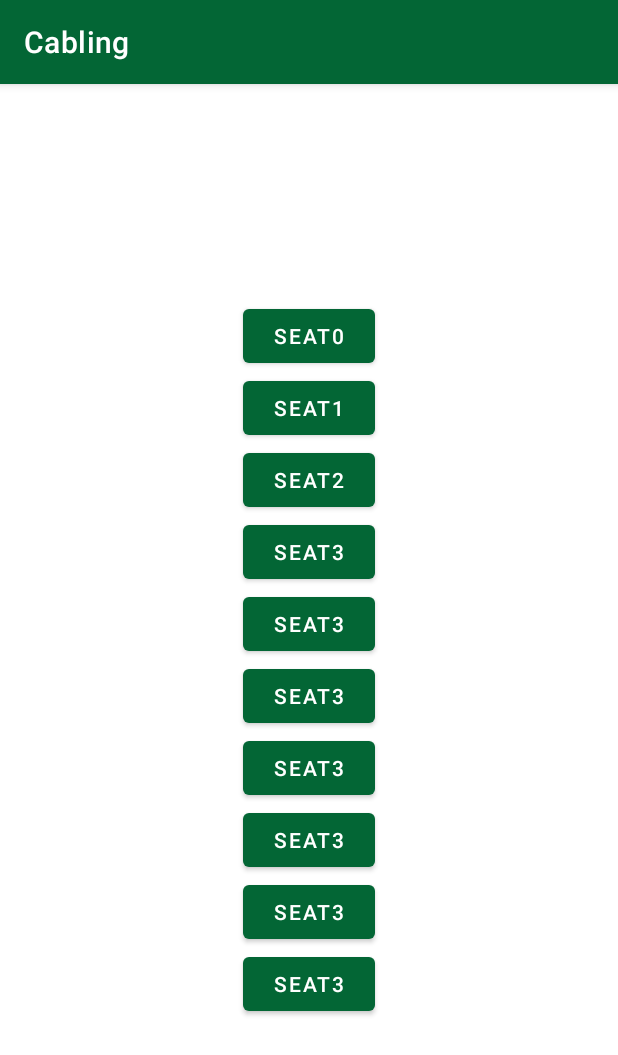
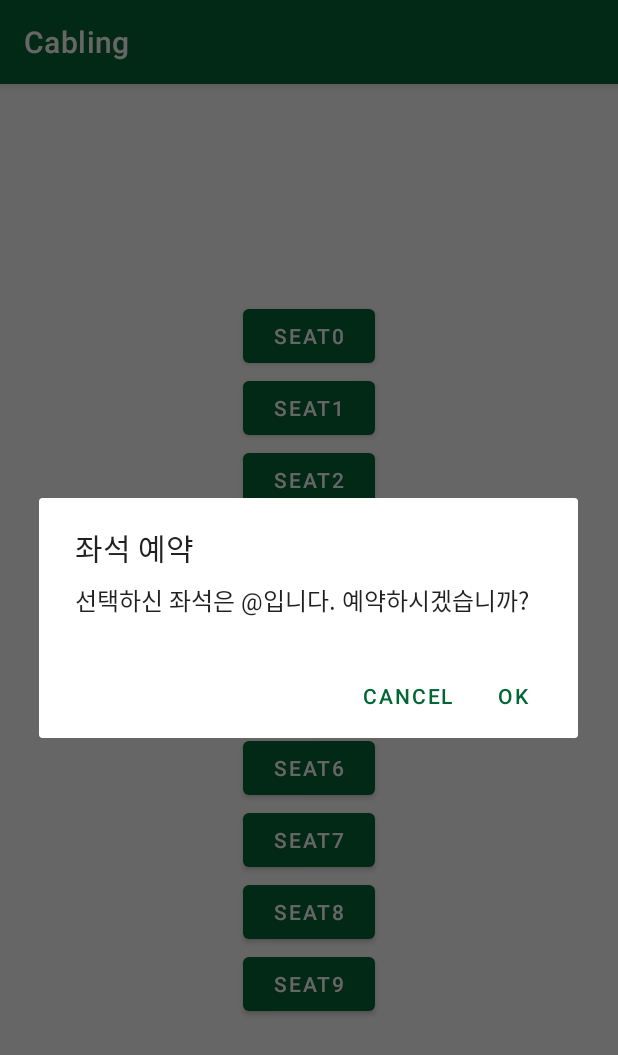
Before and after one commit to LimSoYoung522/Cabling, an Android app: the AppointmentActivity screen opened directly, with no data from a screen before it, after a tap on "SEAT0", on a phone screen of 412 x 824 dp. Shown: the top 1055 px of the screen. Run offline under Robolectric (Android 15) with nearby library versions, the phone set to English and light mode, and no system bars; our stand-ins replace Firebase (no records; nobody signed in at launch, a user with empty details on screens opened directly).

Commit message:
appointment_cafe1203_1

```diff
--- a/app/build.gradle
+++ b/app/build.gradle
@@ -35,7 +35,9 @@ dependencies {
     implementation 'com.google.android.material:material:1.4.0'
     implementation 'androidx.constraintlayout:constraintlayout:2.1.1'
     implementation 'com.google.firebase:firebase-database:20.0.2'
+    implementation platform('com.google.firebase:firebase-bom:29.0.0')
     implementation 'com.google.firebase:firebase-auth:21.0.1'
+    implementation 'com.google.android.gms:play-services-auth:19.2.0'
     testImplementation 'junit:junit:4.+'
     androidTestImplementation 'androidx.test.ext:junit:1.1.3'
     androidTestImplementation 'androidx.test.espresso:espresso-core:3.4.0'
--- a/app/src/main/java/smu/example/cabling/AppointmentActivity.java
+++ b/app/src/main/java/smu/example/cabling/AppointmentActivity.java
@@ -1,5 +1,6 @@
 package smu.example.cabling;
 
+import android.content.DialogInterface;
 import android.os.Bundle;
 import android.util.Log;
 import android.view.View;
@@ -8,6 +9,7 @@ import android.widget.Toast;
 
 import androidx.annotation.NonNull;
 import androidx.annotation.Nullable;
+import androidx.appcompat.app.AlertDialog;
 import androidx.appcompat.app.AppCompatActivity;
 
 import com.google.android.gms.tasks.OnCompleteListener;
@@ -88,10 +90,34 @@ public class AppointmentActivity extends AppCompatActivity {
 
                         if(String.valueOf(task.getResult().getValue()).equals("1")){
                             result = "이미 선택된 좌석입니다.";
+                            Toast.makeText(getApplicationContext(), result, Toast.LENGTH_SHORT).show();
                         }else{
-                            result = "예약이 가능한 좌석입니다.";
+                            //result = "예약이 가능한 좌석입니다.";
+                            AlertDialog.Builder builder = new AlertDialog.Builder(AppointmentActivity.this);
+
+                            builder.setTitle("좌석 예약").setMessage("선택하신 좌석은 @입니다. 예약하시겠습니까?");
+
+                            builder.setPositiveButton("OK", new DialogInterface.OnClickListener(){
+                                @Override
+                                public void onClick(DialogInterface dialog, int id){
+                                    Toast.makeText(getApplicationContext(), "결제 화면으로 이동합니다.", Toast.LENGTH_SHORT).show();
+                                    // 결제 화면 액티비티 및 예약 완료 창 만들기
+                                    mDatabase.child("CAFE").child(cafe.concat(String.valueOf(num1))).child("seat").child(String.valueOf(num2)).setValue(1);
+                                }
+                            });
+
+                            builder.setNegativeButton("Cancel", new DialogInterface.OnClickListener(){
+                                @Override
+                                public void onClick(DialogInterface dialog, int id){
+                                    Toast.makeText(getApplicationContext(), "취소하였습니다.", Toast.LENGTH_SHORT).show();
+                                }
+                            });
+
+                            AlertDialog alertDialog = builder.create();
+                            alertDialog.show();
+
                         }
-                        Toast.makeText(getApplicationContext(), result, Toast.LENGTH_SHORT).show();
+
                     }
                 }
             });
--- a/app/src/main/res/layout/activity_appoint.xml
+++ b/app/src/main/res/layout/activity_appoint.xml
@@ -32,37 +32,37 @@
     <Button
         android:layout_width="wrap_content"
         android:layout_height="wrap_content"
-        android:text="seat3"
+        android:text="seat4"
         android:id="@+id/seat4"/>
 
     <Button
         android:layout_width="wrap_content"
         android:layout_height="wrap_content"
-        android:text="seat3"
+        android:text="seat5"
         android:id="@+id/seat5"/>
 
     <Button
         android:layout_width="wrap_content"
         android:layout_height="wrap_content"
-        android:text="seat3"
+        android:text="seat6"
         android:id="@+id/seat6"/>
 
     <Button
         android:layout_width="wrap_content"
         android:layout_height="wrap_content"
-        android:text="seat3"
+        android:text="seat7"
         android:id="@+id/seat7"/>
 
     <Button
         android:layout_width="wrap_content"
         android:layout_height="wrap_content"
-        android:text="seat3"
+        android:text="seat8"
         android:id="@+id/seat8"/>
 
     <Button
         android:layout_width="wrap_content"
         android:layout_height="wrap_content"
-        android:text="seat3"
+        android:text="seat9"
         android:id="@+id/seat9"/>
 
 
```
Also changed, not shown: app/src/main/java/smu/example/cabling/LoginActivity.java (+22 -0 lines), app/src/main/res/layout/activity_login.xml (+10 -0 lines).
